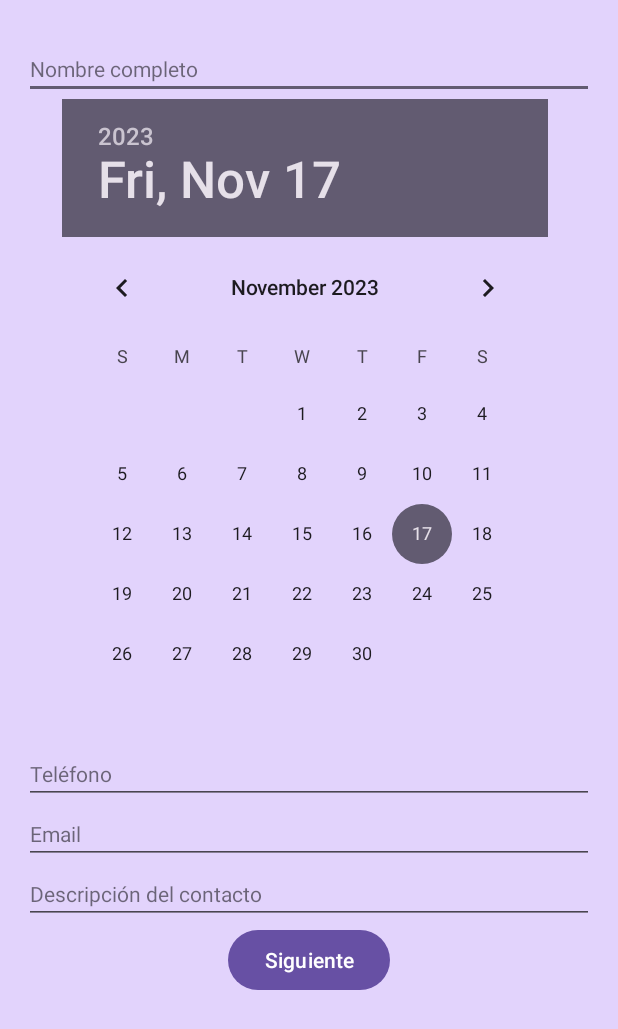
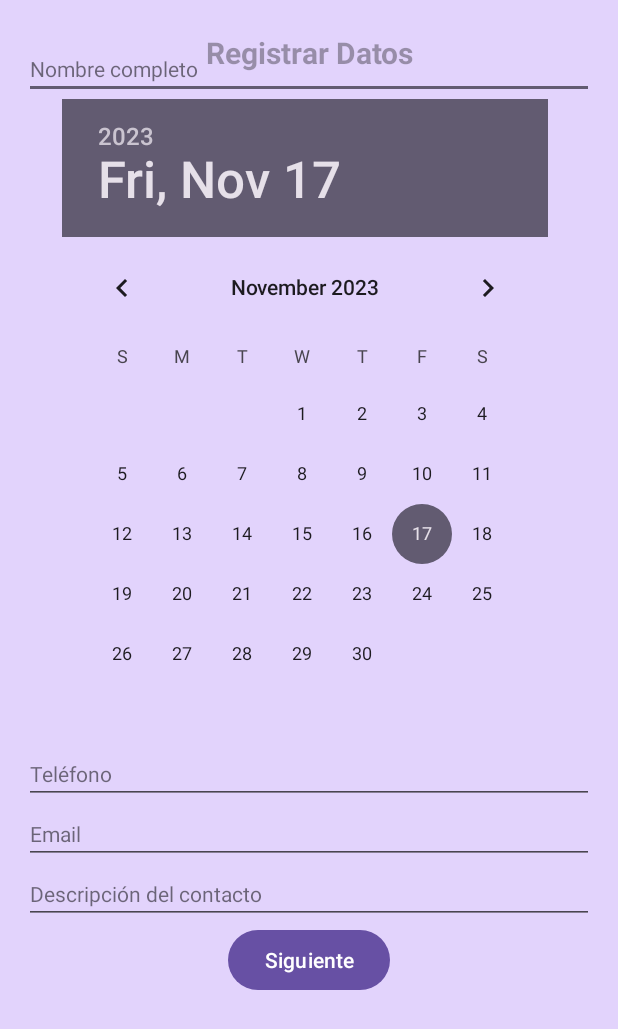
Before and after one commit to marchlato/Contacto, an Android app: the screen it shows after launch (MainActivity), on a phone screen of 412 x 824 dp. Shown: the top 1029 px of the screen. Run offline under Robolectric (Android 15) with nearby library versions, the phone set to English and light mode, and no system bars.

Commit message:
activity_main.xml

```diff
--- a/app/src/main/res/layout/activity_main.xml
+++ b/app/src/main/res/layout/activity_main.xml
@@ -9,6 +9,18 @@
     android:paddingBottom="16dp"
     android:background="@color/fondo"
     tools:context=".MainActivity">
+
+    <TextView
+        android:id="@+id/tvvvDatos"
+        android:layout_width="match_parent"
+        android:layout_height="wrap_content"
+        android:gravity="center"
+        android:hint="Registrar Datos"
+        android:padding="5dp"
+        android:paddingTop="10dp"
+        android:textAllCaps="false"
+        android:textSize="20dp"
+        android:textStyle="bold" />
 
     <EditText
         android:id="@+id/etNombre"
```
